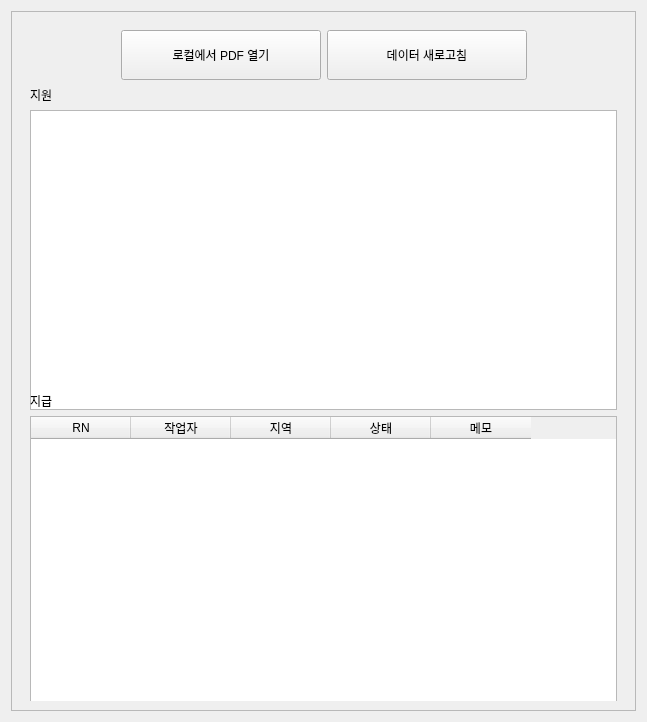
Above: ui/pdf_load_area.ui from Glen-Lee-glitch/new_viewer before the change. Below: the same form after it.
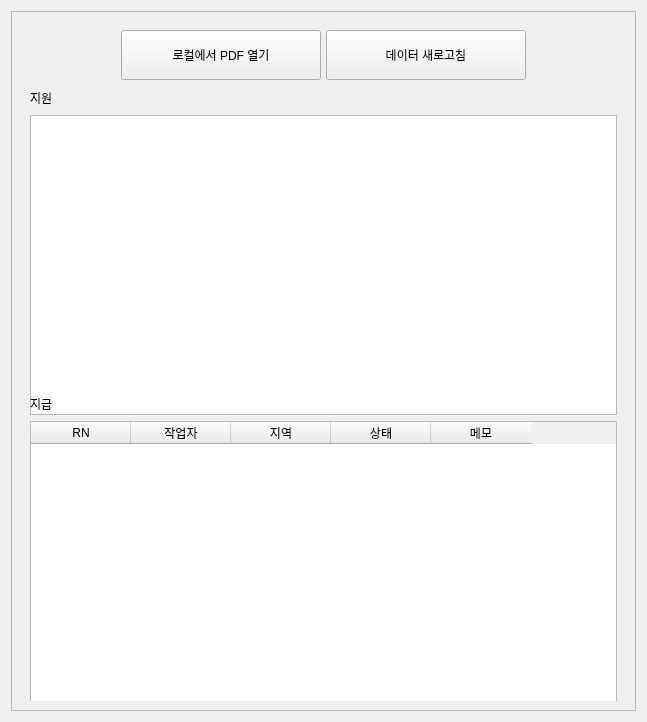
That is the form after the change.

Commit message:
fix: 레이블 높이를 25px로 고정하고 레이아웃 간격 최소화
- label_2(지원)와 label(지급)의 높이를 25px로 고정
- verticalLayout의 spacing을 5px로 설정하여 간격 최소화
- 레이블과 테이블 간의 불필요한 공백 제거로 UI 개선

What changed in the file:
```diff
--- a/ui/pdf_load_area.ui
+++ b/ui/pdf_load_area.ui
@@ -52,6 +52,9 @@
             </size>
            </property>
            <layout class="QVBoxLayout" name="verticalLayout">
+            <property name="spacing">
+             <number>5</number>
+            </property>
             <item>
              <layout class="QHBoxLayout" name="horizontalLayout_2">
               <item>
@@ -134,6 +137,18 @@
                 <verstretch>0</verstretch>
                </sizepolicy>
               </property>
+              <property name="maximumSize">
+               <size>
+                <width>16777215</width>
+                <height>25</height>
+               </size>
+              </property>
+              <property name="minimumSize">
+               <size>
+                <width>0</width>
+                <height>25</height>
+               </size>
+              </property>
               <property name="text">
                <string>지원</string>
               </property>
@@ -178,6 +193,18 @@
                 <verstretch>0</verstretch>
                </sizepolicy>
               </property>
+              <property name="maximumSize">
+               <size>
+                <width>16777215</width>
+                <height>25</height>
+               </size>
+              </property>
+              <property name="minimumSize">
+               <size>
+                <width>0</width>
+                <height>25</height>
+               </size>
+              </property>
               <property name="text">
                <string>지급</string>
               </property>
```
